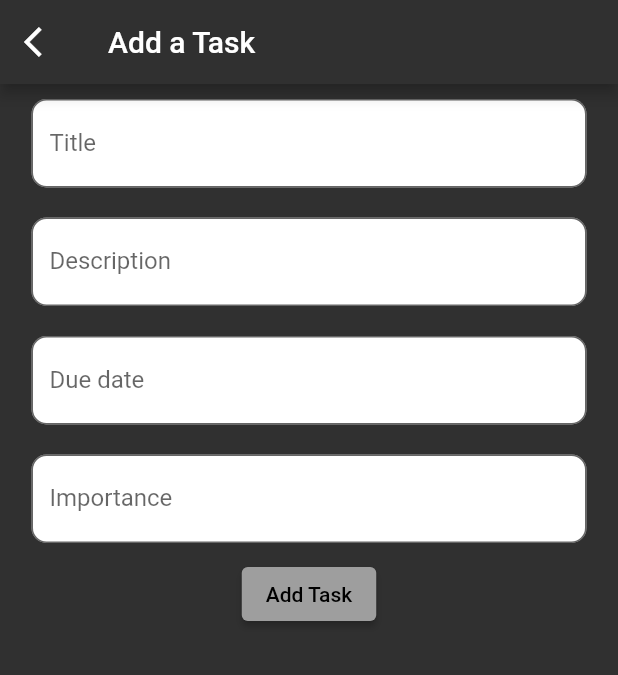
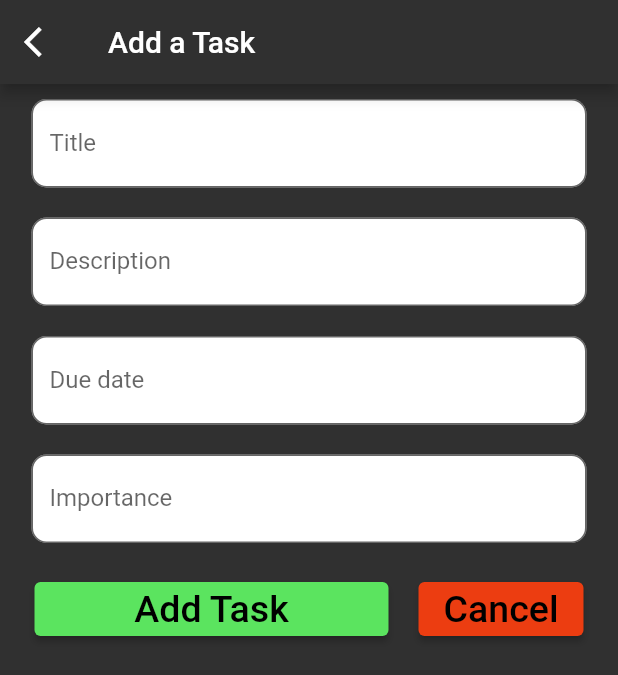
Before and after one commit to Hasith435/todo-app, a Flutter app: the screen it shows after launch, after a tap on "+ Add Task", on a phone screen of 412 x 824 dp. Shown: the top 675 px of the screen. Run offline on Flutter 3.47's test engine with Material 2 defaults, Android fonts, the phone set to English and light mode, and no system bars.

Commit message:
Added buttons to the add_task_page
Added the "Add Task" and "cancel" button to the add_task_page. Still have to add functionality to the "Add Task" button. But added functionality to the "cancel" button

```diff
--- a/todo_app/lib/add_task_page.dart
+++ b/todo_app/lib/add_task_page.dart
@@ -95,12 +95,42 @@ class _AddTaskPageState extends State<AddTaskPage> {
             ),
           ),
         ),
-        Center(
-          child: ElevatedButton(
-            onPressed: () {},
-            child: const Text('Add Task'),
+        Row(children: [
+          Expanded(
+            child: Padding(
+              padding: const EdgeInsets.fromLTRB(23, 10, 20, 10),
+              child: SizedBox(
+                width: 180,
+                child: ElevatedButton(
+                  onPressed: () {},
+                  style: ElevatedButton.styleFrom(
+                      backgroundColor: const Color.fromARGB(255, 91, 228, 95)),
+                  child: const Text(
+                    'Add Task',
+                    style: TextStyle(fontSize: 25),
+                  ),
+                ),
+              ),
+            ),
           ),
-        )
+          Padding(
+            padding: EdgeInsets.fromLTRB(0, 10, 23, 10),
+            child: SizedBox(
+              width: 110,
+              child: ElevatedButton(
+                onPressed: () {
+                  Navigator.of(context).pop();
+                },
+                style: ElevatedButton.styleFrom(
+                    backgroundColor: const Color.fromARGB(255, 236, 61, 17)),
+                child: const Text(
+                  'Cancel',
+                  style: TextStyle(fontSize: 25),
+                ),
+              ),
+            ),
+          ),
+        ]),
       ]),
     );
   }
--- a/todo_app/lib/main.dart
+++ b/todo_app/lib/main.dart
@@ -84,7 +84,10 @@ class _RootPageState extends State<RootPage> {
                       return const AddTaskPage();
                     }));
                   },
-                  child: const Text("+ Add Task"),
+                  child: const Text(
+                    "+ Add Task",
+                    style: TextStyle(fontFamily: "Lato"),
+                  ),
                 )),
           ],
         ),
--- a/todo_app/pubspec.yaml
+++ b/todo_app/pubspec.yaml
@@ -79,7 +79,7 @@ flutter:
       fonts:
         # - asset: fonts/Lato-Bold.ttf
         # - asset: fonts/Lato-Light.ttf
-        # - asset: D:\flutter_projects\todo-app\todo-app\fonts\Lato-Regular.ttf
+        - asset: D:\flutter_projects\todo-app\todo-app\fonts\Lato-Regular.ttf
 
   #       - asset: fonts/Schyler-Italic.ttf
   #         style: italic
```
